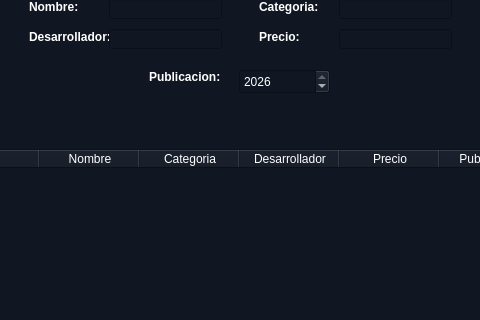
Old version of the form mainwindow.ui in the repository Briander-N/Proyecto2doBimestre; both pictures show x 131 to 611 and y 151 to 471 of the 800 by 600 pixel window.
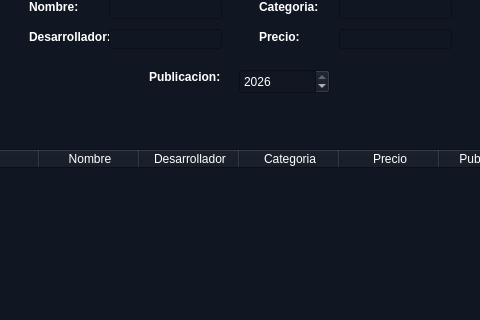
New version of the form. Icons and pictures are not drawn.

Commit message:
Correcciones menores de la interfaz grafica
Correciones de la decalaracion del vector

```diff
--- a/mainwindow.ui
+++ b/mainwindow.ui
@@ -1053,16 +1053,16 @@
       <string>Nombre</string>
      </property>
     </column>
-    <column>
-     <property name="text">
-      <string>Categoria</string>
-     </property>
-    </column>
     <column>
      <property name="text">
       <string>Desarrollador</string>
      </property>
     </column>
+    <column>
+     <property name="text">
+      <string>Categoria</string>
+     </property>
+    </column>
     <column>
      <property name="text">
       <string>Precio</string>
```
Left out of the diff: 2 changed lines with no effect on the pictures. The commit also changes 1 other file.
